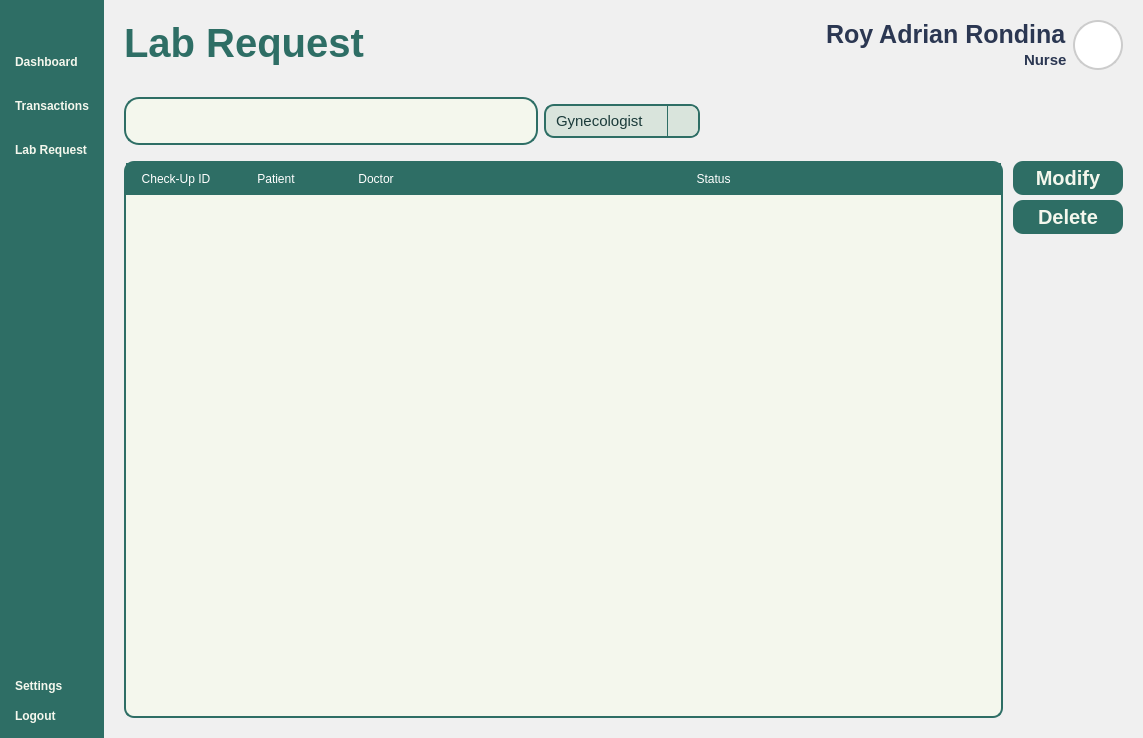
The window that Views/Staff_LabRequest.ui (VinsmokeSanji69/COVACHA_CLINIC_SYSTEM) describes before a commit, drawn with Qt 5.
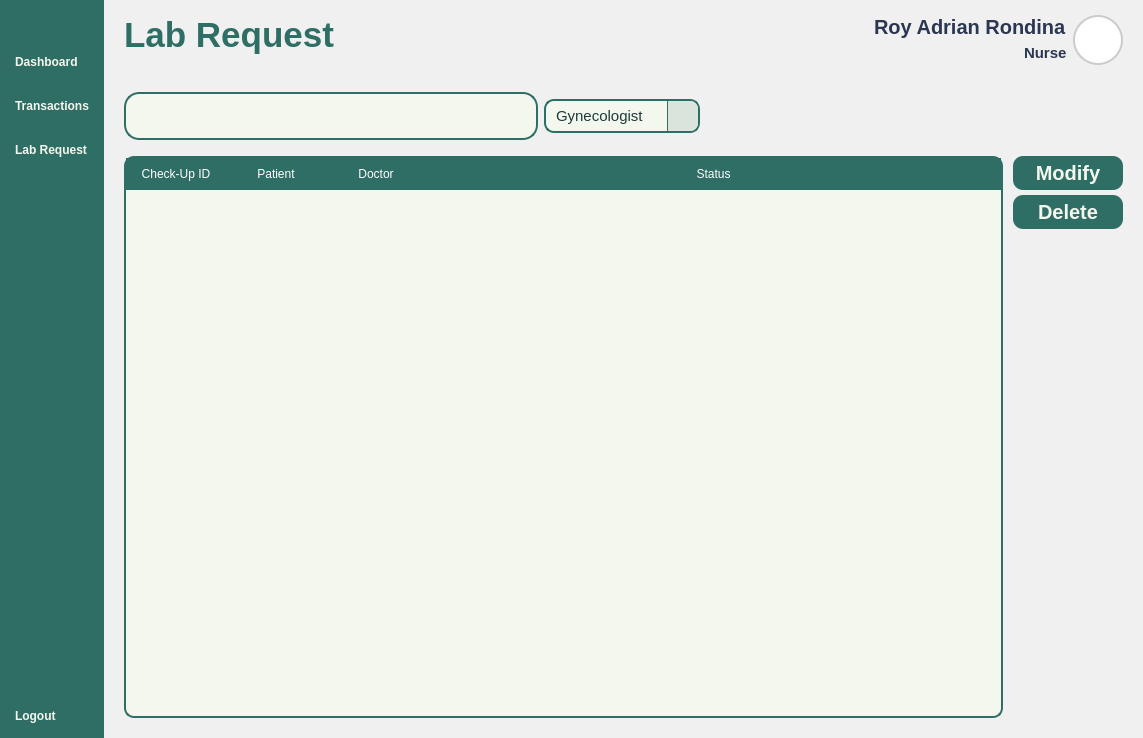
The same window after the commit. Icons and pictures are not drawn.

```diff
--- a/Views/Staff_LabRequest.ui
+++ b/Views/Staff_LabRequest.ui
@@ -204,24 +204,7 @@
          <enum>QLayout::SetNoConstraint</enum>
         </property>
         <item>
-         <widget class="QPushButton" name="pushButton_9">
-          <property name="text">
-           <string>Settings</string>
-          </property>
-          <property name="icon">
-           <iconset resource="../Images/resources.qrc">
-            <normaloff>:/icons/icons/user-round-cog.svg</normaloff>:/icons/icons/user-round-cog.svg</iconset>
-          </property>
-          <property name="iconSize">
-           <size>
-            <width>40</width>
-            <height>40</height>
-           </size>
-          </property>
-         </widget>
-        </item>
-        <item>
-         <widget class="QPushButton" name="pushButton_10">
+         <widget class="QPushButton" name="LogOutButton">
           <property name="text">
            <string>Logout</string>
           </property>
@@ -323,6 +306,33 @@
       </property>
       <item>
        <widget class="QFrame" name="Header">
+        <property name="styleSheet">
+         <string notr="true">#Header {
+	padding: 10px 20px;
+	padding-top: 15px;
+}
+QLabel {
+    padding: 0px; 
+}
+#UserType {
+	font: 300 10pt &quot;Lexend Light&quot;;
+	font-size: 15px;
+	color: #2B3752;
+}
+#UserName {
+	font: 600 10pt &quot;Lexend SemiBold&quot;;
+	font-size: 20px;
+	color: #2B3752;
+}
+#InterfaceTitle{
+	font-size: 35px;
+}
+QGraphicsView {
+    border: 2px solid #ccc; 
+    border-radius: 25px;
+    background: white; 
+}</string>
+        </property>
         <property name="frameShape">
          <enum>QFrame::StyledPanel</enum>
         </property>
@@ -607,17 +617,20 @@
                 <number>0</number>
                </property>
                <property name="leftMargin">
-                <number>0</number>
+                <number>10</number>
                </property>
                <property name="topMargin">
-                <number>5</number>
+                <number>0</number>
                </property>
                <property name="rightMargin">
                 <number>0</number>
                </property>
                <property name="bottomMargin">
-                <number>5</number>
+                <number>0</number>
                </property>
+               <item>
+                <widget class="QLineEdit" name="Search"/>
+               </item>
                <item>
                 <widget class="QPushButton" name="Icon">
                  <property name="text">
@@ -629,15 +642,12 @@
                  </property>
                  <property name="iconSize">
                   <size>
-                   <width>40</width>
+                   <width>30</width>
                    <height>30</height>
                   </size>
                  </property>
                 </widget>
                </item>
-               <item>
-                <widget class="QLineEdit" name="Search"/>
-               </item>
               </layout>
              </widget>
             </item>
@@ -662,35 +672,12 @@
                </size>
               </property>
               <property name="styleSheet">
-               <string notr="true">QComboBox {
-    background-color: #D9E4DC;
-    border: 2px solid #2E6E65;
-    border-radius: 10px;
-    padding: 5px 10px;
-	font: 300 12pt &quot;Lexend Light&quot;;
-}
-QComboBox::drop-down {
-    subcontrol-origin: padding;
-    subcontrol-position: top right;
-    width: 30px;
-    border-left: 1px solid #2E6E65;
-    background-color: #D9E4DC;
-    border-top-right-radius: 8px;
-    border-bottom-right-radius: 8px;
-}
-QComboBox::down-arrow {
+               <string notr="true">QComboBox::down-arrow {
     image: url(:/icons/icons/chevron-down.svg);
     width: 20px;
     height: 20px;
 }
-QComboBox QAbstractItemView {
-    background-color: #F4F7ED;
-    selection-background-color: #CCE3D0;
-    border: 1px solid #2E6E65;
-    border-radius: 2px;
-    outline: 0;  
-	font: 300 12pt &quot;Lexend Light&quot;;
-}</string>
+</string>
               </property>
               <item>
                <property name="text">
@@ -783,8 +770,8 @@
                 <rect>
                  <x>0</x>
                  <y>0</y>
-                 <width>700</width>
-                 <height>553</height>
+                 <width>747</width>
+                 <height>560</height>
                 </rect>
                </property>
                <layout class="QVBoxLayout" name="verticalLayout_6">
```
Left out of the diff: 5 changed lines with no effect on the pictures.
